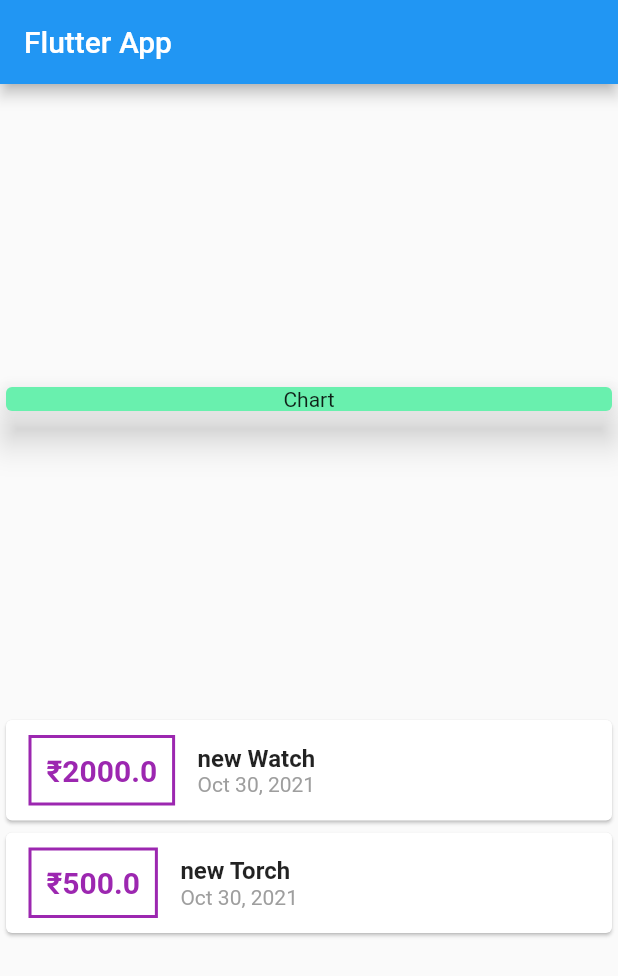
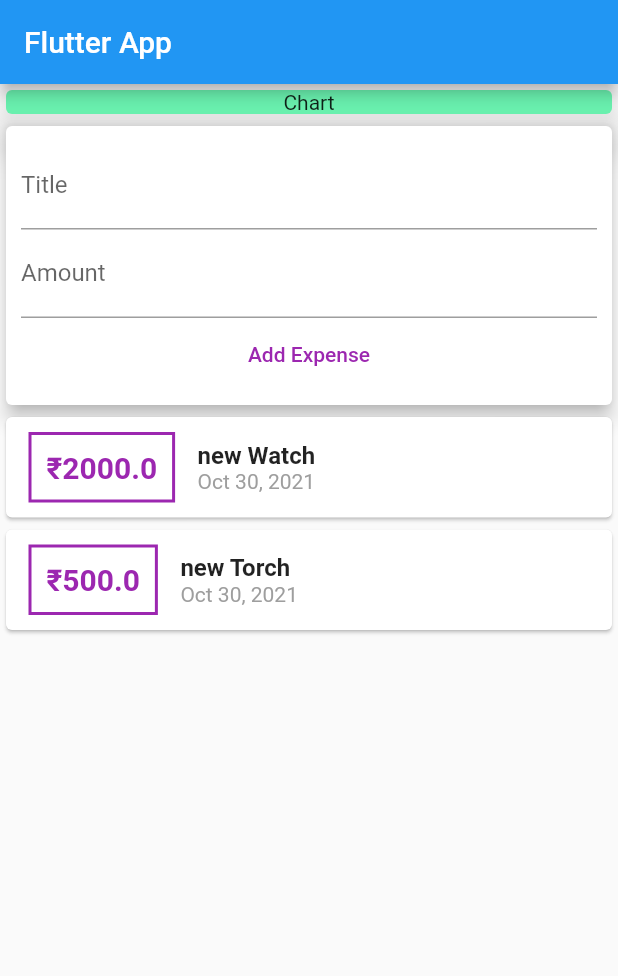
Before and after one commit to PrajilPradeep/Expensify, a Flutter app: the screen it shows after launch, on a phone screen of 412 x 824 dp. Shown: the top 976 px of the screen. Run offline on Flutter 3.47's test engine with Material 2 defaults, Android fonts, the phone set to English and light mode, and no system bars.

Commit message:
Adding Text Input Widgets

```diff
--- a/lib/main.dart
+++ b/lib/main.dart
@@ -39,7 +39,7 @@
         title: Text('Flutter App'),
       ),
       body: Column(
-        mainAxisAlignment: MainAxisAlignment.spaceEvenly,
+        // mainAxisAlignment: MainAxisAlignment.spaceEvenly,
         children: [
           Container(
             width: double.infinity,
@@ -50,6 +50,24 @@
               ),
               color: Colors.greenAccent,
               elevation: 10,
+            ),
+          ),
+          Card(
+            elevation: 5,
+            child: Container(
+              padding: EdgeInsets.all(10),
+              child: Column(
+                children: [
+                  TextField(decoration: InputDecoration(labelText: "Title")),
+                  TextField(decoration: InputDecoration(labelText: "Amount")),
+                  TextButton(
+                      onPressed: () {},
+                      child: Text(
+                        "Add Expense",
+                        style: TextStyle(color: Colors.purple),
+                      )),
+                ],
+              ),
             ),
           ),
           Column(
```
